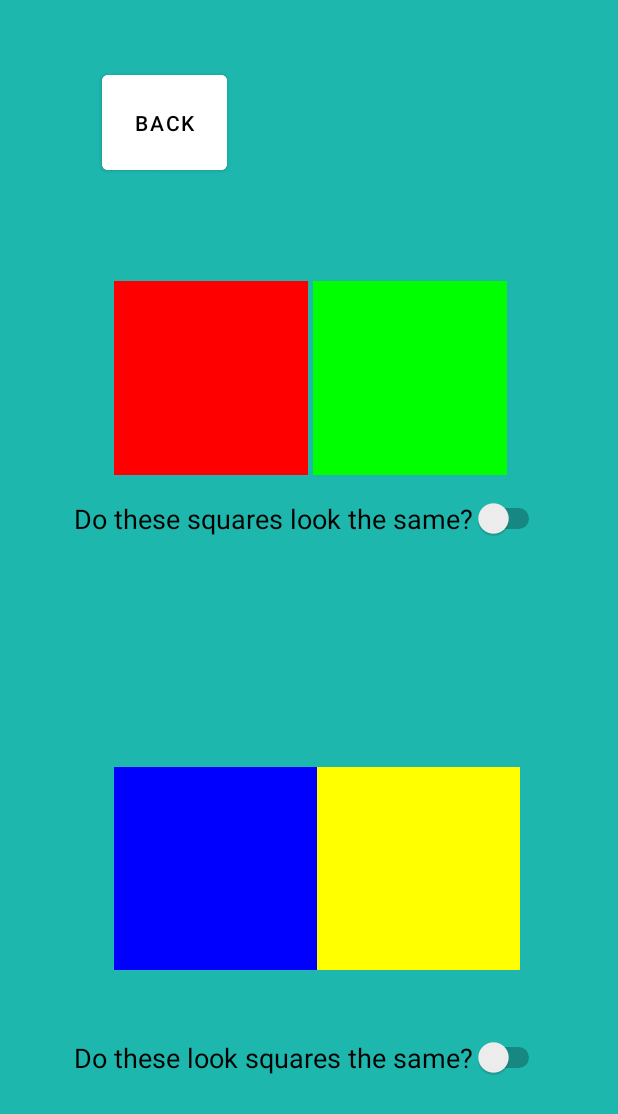
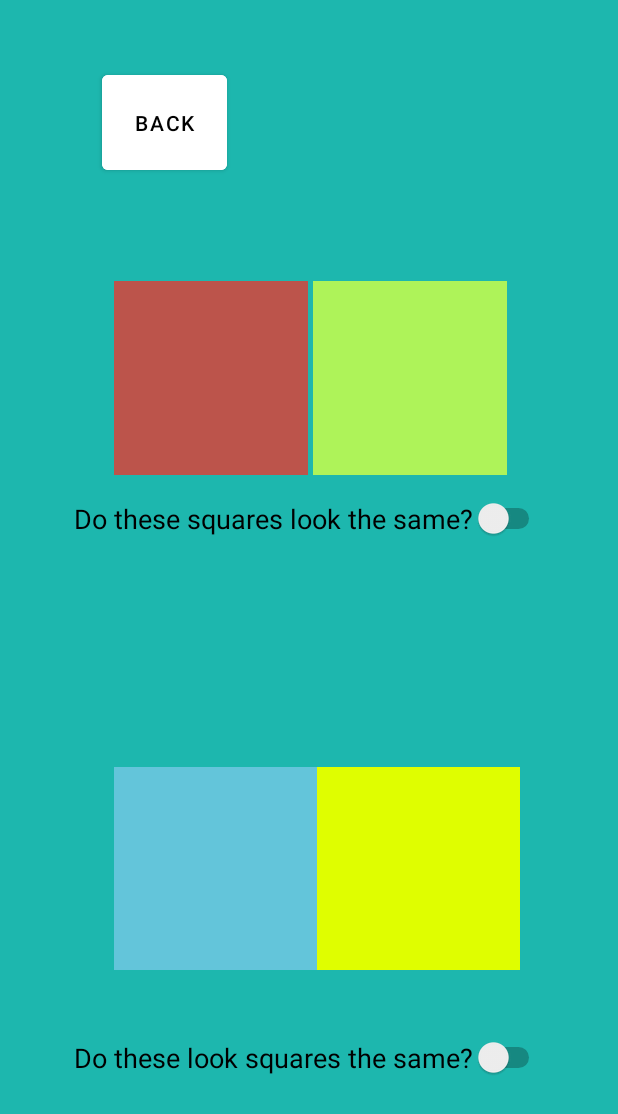
Before and after one commit to weshowe/HackTheHill2023, an Android app: the TestActivity screen opened directly, with no data from a screen before it, on a phone screen of 412 x 824 dp. Shown: the top 1114 px of the screen. Run offline under Robolectric (Android 15) with nearby library versions, the phone set to English and light mode, and no system bars.

Commit message:
Minor ui changes for a11y

```diff
--- a/HueHunter/app/src/main/java/com/example/huehunter/SettingsActivity.java
+++ b/HueHunter/app/src/main/java/com/example/huehunter/SettingsActivity.java
@@ -28,8 +28,8 @@ public class SettingsActivity extends AppCompatActivity {
 
     }
 
-    public void goToTest(View view) {
-        Intent intent = new Intent(SettingsActivity.this, TestActivity.class);
+    public void goHome(View view) {
+        Intent intent = new Intent(this, MainActivity.class);
         startActivity(intent);
     }
 
--- a/HueHunter/app/src/main/java/com/example/huehunter/TestActivity.java
+++ b/HueHunter/app/src/main/java/com/example/huehunter/TestActivity.java
@@ -44,13 +44,13 @@ public class TestActivity extends AppCompatActivity {
 
         Paint paint = new Paint();
         //paint.setStyle(Paint.Style.STROKE);
-        paint.setColor(Color.RED);
+        paint.setColor(Color.parseColor("#BC544B"));
         redCanvas.drawRect(0, 0, 100, 100, paint);
-        paint.setColor(Color.GREEN);
+        paint.setColor(Color.parseColor("#AEF359"));
         greenCanvas.drawRect(0, 0, 100, 100, paint);
-        paint.setColor(Color.BLUE);
+        paint.setColor(Color.parseColor("#63C5DA"));
         blueCanvas.drawRect(0, 0, 100, 100, paint);
-        paint.setColor(Color.YELLOW);
+        paint.setColor(Color.parseColor("#DFFE00"));
         yellowCanvas.drawRect(0, 0, 100, 100, paint);
 
         ImageView redView = (ImageView)findViewById(R.id.red_square);
@@ -113,7 +113,7 @@ public class TestActivity extends AppCompatActivity {
                     Toast.makeText(TestActivity.this, "You are blue-yellow colour blind", Toast.LENGTH_SHORT).show();
                 } else {
                     edit.putString(SettingsActivity.KEY_PREF_COLOUR_BLIND, Integer.toString(0));
-                    Toast.makeText(TestActivity.this, "You are normal", Toast.LENGTH_SHORT).show();
+                    Toast.makeText(TestActivity.this, "You are not colour blind", Toast.LENGTH_SHORT).show();
                 }
             }
             edit.putBoolean("isDirtyPrefs", true);
@@ -137,7 +137,7 @@ public class TestActivity extends AppCompatActivity {
                     Toast.makeText(TestActivity.this, "You are red-green colour blind", Toast.LENGTH_SHORT).show();
                 } else {
                     edit.putString(SettingsActivity.KEY_PREF_COLOUR_BLIND, Integer.toString(0));
-                    Toast.makeText(TestActivity.this, "You are normal", Toast.LENGTH_SHORT).show();
+                    Toast.makeText(TestActivity.this, "You are not colour blind", Toast.LENGTH_SHORT).show();
                 }
             }
             edit.putBoolean("isDirtyPrefs", true);
--- a/HueHunter/app/src/main/res/layout/activity_analyze.xml
+++ b/HueHunter/app/src/main/res/layout/activity_analyze.xml
@@ -6,7 +6,7 @@
     android:id="@+id/constraint_layout"
     android:layout_width="match_parent"
     android:layout_height="match_parent"
-    android:background="#1DB7AE"
+    android:background="#1BA487"
     tools:context=".Analyze">
 
     <TextView
@@ -65,8 +65,9 @@
         android:layout_marginStart="32dp"
         android:layout_marginTop="32dp"
         android:onClick="goHome"
-        android:backgroundTint="#1DB7AE"
+        android:backgroundTint="#ffffff"
         android:text="back"
+        android:textColor="#000000"
         app:layout_constraintBottom_toTopOf="@+id/colorTellingText"
         app:layout_constraintStart_toStartOf="parent"
         app:layout_constraintTop_toTopOf="parent" />
--- a/HueHunter/app/src/main/res/layout/activity_settings.xml
+++ b/HueHunter/app/src/main/res/layout/activity_settings.xml
@@ -13,7 +13,8 @@
         android:text="Back"
         app:layout_constraintStart_toStartOf="parent"
         app:layout_constraintTop_toTopOf="parent"
-        android:backgroundTint="#FFFFFF"/>
+        android:backgroundTint="#FFFFFF"
+        android:onClick="goHome"/>
 
     <FrameLayout
         android:id="@+id/fragment_container"
```
Also changed, not shown: HueHunter/app/src/main/res/layout/activity_main.xml (+4 -4 lines), 1 other file.
